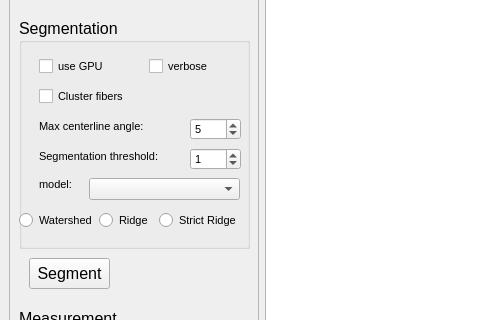
This is resources/fiber_tool.ui in vikba/Fiberpose as Qt 5 draws it before an edit; both pictures show x 0 to 480 and y 110 to 430 of the 879 by 848 pixel window. The edited form follows.
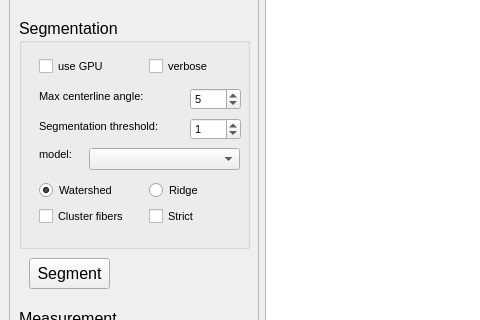
This is the edited form. Custom widgets are drawn as their Qt base class.

Commit message: added simple segmentation based on ridges

Patch:
```diff
--- a/resources/fiber_tool.ui
+++ b/resources/fiber_tool.ui
@@ -410,7 +410,7 @@
         <property name="geometry">
          <rect>
           <x>20</x>
-          <y>100</y>
+          <y>70</y>
           <width>121</width>
           <height>16</height>
          </rect>
@@ -428,7 +428,7 @@
         <property name="geometry">
          <rect>
           <x>20</x>
-          <y>130</y>
+          <y>100</y>
           <width>131</width>
           <height>16</height>
          </rect>
@@ -446,7 +446,7 @@
         <property name="geometry">
          <rect>
           <x>171</x>
-          <y>100</y>
+          <y>70</y>
           <width>51</width>
           <height>22</height>
          </rect>
@@ -467,7 +467,7 @@
         <property name="geometry">
          <rect>
           <x>171</x>
-          <y>130</y>
+          <y>100</y>
           <width>51</width>
           <height>22</height>
          </rect>
@@ -488,7 +488,7 @@
         <property name="geometry">
          <rect>
           <x>70</x>
-          <y>160</y>
+          <y>130</y>
           <width>151</width>
           <height>22</height>
          </rect>
@@ -503,7 +503,7 @@
         <property name="geometry">
          <rect>
           <x>20</x>
-          <y>160</y>
+          <y>130</y>
           <width>47</width>
           <height>13</height>
          </rect>
@@ -521,8 +521,8 @@
         <property name="geometry">
          <rect>
           <x>20</x>
-          <y>70</y>
-          <width>111</width>
+          <y>190</y>
+          <width>91</width>
           <height>17</height>
          </rect>
         </property>
@@ -536,10 +536,13 @@
         </property>
        </widget>
        <widget class="QRadioButton" name="rb_watershed">
+        <property name="enabled">
+         <bool>true</bool>
+        </property>
         <property name="geometry">
          <rect>
-          <x>0</x>
-          <y>190</y>
+          <x>20</x>
+          <y>160</y>
           <width>81</width>
           <height>25</height>
          </rect>
@@ -552,12 +555,15 @@
         <property name="text">
          <string>Watershed</string>
         </property>
+        <property name="checked">
+         <bool>true</bool>
+        </property>
        </widget>
        <widget class="QRadioButton" name="rb_ridge">
         <property name="geometry">
          <rect>
-          <x>80</x>
-          <y>190</y>
+          <x>130</x>
+          <y>160</y>
           <width>81</width>
           <height>25</height>
          </rect>
@@ -571,13 +577,13 @@
          <string>Ridge</string>
         </property>
        </widget>
-       <widget class="QRadioButton" name="rb_strict_ridge">
+       <widget class="QCheckBox" name="chb_strict">
         <property name="geometry">
          <rect>
-          <x>140</x>
+          <x>130</x>
           <y>190</y>
-          <width>81</width>
-          <height>25</height>
+          <width>51</width>
+          <height>17</height>
          </rect>
         </property>
         <property name="font">
@@ -586,7 +592,7 @@
          </font>
         </property>
         <property name="text">
-         <string>Strict Ridge</string>
+         <string>Strict</string>
         </property>
        </widget>
       </widget>
```
The commit also changes 3 other files.
